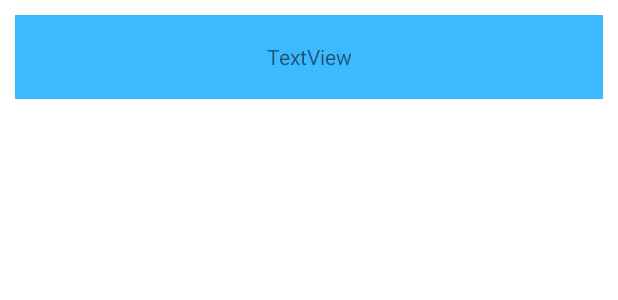
After one commit to iPolosatij/Sand-Boxes, an Android app: the layout contact_item.xml on its own in the app's theme, with its tools: preview values and no code run, on a phone screen of 412 x 824 dp. The commit adds this screen. Shown: the top 300 px of the screen. Run offline under Robolectric (Android 15) with nearby library versions, the phone set to English and light mode, and no system bars.

Commit message:
created recycler view

```diff
--- a/app/src/main/java/com/digitallabstudio/sandboxes/data/room/data/Bd_data.kt
+++ b/app/src/main/java/com/digitallabstudio/sandboxes/data/room/data/Bd_data.kt
@@ -5,6 +5,5 @@ import com.digitallabstudio.sandboxes.domain.model.Item
 
 class Bd_data(
     var id: String,
-): Item {
-
-}
+    var name: String = ""
+): Item
--- /dev/null
+++ b/app/src/main/res/layout/contact_item.xml
@@ -0,0 +1,16 @@
+<?xml version="1.0" encoding="utf-8"?>
+<LinearLayout xmlns:android="http://schemas.android.com/apk/res/android"
+    android:orientation="horizontal"
+    android:layout_width="match_parent"
+    android:layout_height="56dp"
+    android:background="@color/blue"
+    android:layout_margin="10dp">
+
+    <TextView
+        android:id="@+id/name"
+        android:layout_width="match_parent"
+        android:layout_height="wrap_content"
+        android:layout_gravity="center"
+        android:gravity="center"
+        android:text="TextView" />
+</LinearLayout>
```
Also changed, not shown: app/src/main/java/com/digitallabstudio/sandboxes/presenter/screens/ListItem.kt (added, +65 -0 lines), app/src/main/java/com/digitallabstudio/sandboxes/presenter/screens/start_screens/WelcomeFragment.kt (+34 -1 lines), app/src/main/res/layout/welcome_fragment.xml (+10 -0 lines).
